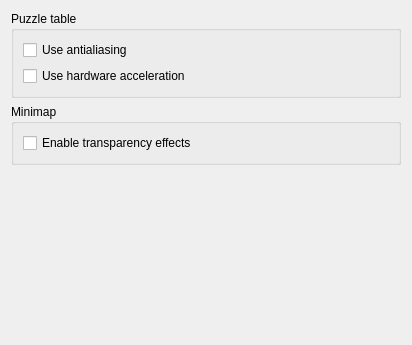
Before: the Qt Designer form game/settings_appearance.ui in KDE/palapeli, drawn with Qt 5.
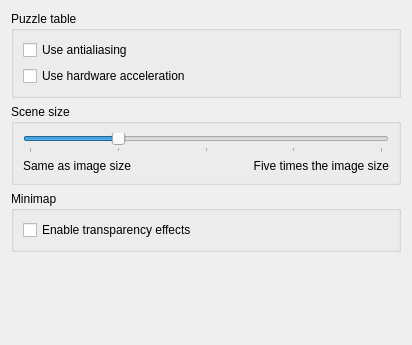
After: the same form once the commit is applied.

Commit message: Remove old interface. Make scene size adjustable (in multiples of image size).

What changed in the file:
```diff
--- a/game/settings_appearance.ui
+++ b/game/settings_appearance.ui
@@ -33,6 +33,60 @@
      </layout>
     </widget>
    </item>
+   <item>
+    <widget class="QGroupBox" name="sceneSizeBox" >
+	 <property name="title" >
+	  <string>Scene size</string>
+	 </property>
+		   <layout class="QGridLayout" name="sceneSizeLayout" >
+        <item row="0" column="0" colspan="2" >
+         <widget class="QSlider" name="sceneSizeSlider" >
+          <property name="minimum" >
+           <number>100</number>
+          </property>
+          <property name="maximum" >
+           <number>500</number>
+          </property>
+          <property name="singleStep" >
+           <number>25</number>
+          </property>
+          <property name="pageStep" >
+           <number>100</number>
+          </property>
+          <property name="value" >
+           <number>200</number>
+          </property>
+          <property name="orientation" >
+           <enum>Qt::Horizontal</enum>
+          </property>
+          <property name="tickPosition" >
+           <enum>QSlider::TicksBelow</enum>
+          </property>
+          <property name="tickInterval" >
+           <number>100</number>
+          </property>
+         </widget>
+        </item>
+        <item row="1" column="0" >
+         <widget class="QLabel" name="labelSmallScene" >
+          <property name="text" >
+           <string>Same as image size</string>
+          </property>
+         </widget>
+        </item>
+        <item row="1" column="1" >
+         <widget class="QLabel" name="labelBigScene" >
+          <property name="text" >
+           <string>Five times the image size</string>
+          </property>
+          <property name="alignment" >
+           <set>Qt::AlignRight|Qt::AlignTrailing|Qt::AlignVCenter</set>
+          </property>
+         </widget>
+        </item>
+       </layout>
+    </widget>
+   </item>
    <item>
     <widget class="QGroupBox" name="minimapBox" >
      <property name="title" >
```
The commit also changes 19 other files.
